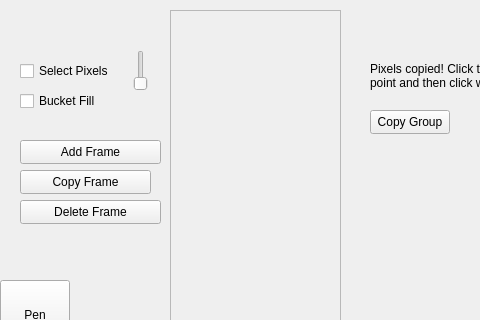
Above: spriteeditor.ui from 25hlarsen4/Sprite-Editor before the change; both pictures show x 0 to 480 and y 0 to 320 of the 800 by 600 pixel window. Below: the same form after it.
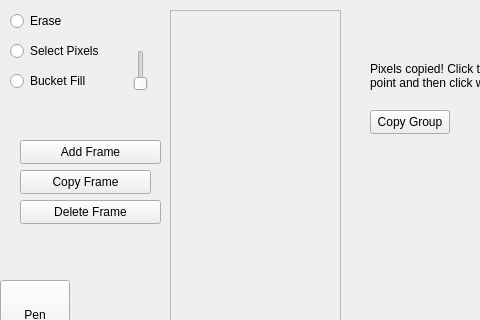
That is the form after the change. Custom widgets are drawn as their Qt base class.

Commit message: Switched from check boxes to radio buttons.

Patch:
```diff
--- a/spriteeditor.ui
+++ b/spriteeditor.ui
@@ -145,19 +145,6 @@
      <string>Copy Group</string>
     </property>
    </widget>
-   <widget class="QCheckBox" name="groupSelectCheckBox">
-    <property name="geometry">
-     <rect>
-      <x>20</x>
-      <y>60</y>
-      <width>91</width>
-      <height>22</height>
-     </rect>
-    </property>
-    <property name="text">
-     <string>Select Pixels</string>
-    </property>
-   </widget>
    <widget class="QLabel" name="cpInstructionsLabel">
     <property name="geometry">
      <rect>
@@ -174,19 +161,6 @@
      <bool>true</bool>
     </property>
    </widget>
-   <widget class="QCheckBox" name="bucketFillBox">
-    <property name="geometry">
-     <rect>
-      <x>20</x>
-      <y>90</y>
-      <width>77</width>
-      <height>22</height>
-     </rect>
-    </property>
-    <property name="text">
-     <string>Bucket Fill</string>
-    </property>
-   </widget>
    <widget class="QPushButton" name="addFrameButton">
     <property name="geometry">
      <rect>
@@ -239,6 +213,45 @@
      <enum>Qt::Vertical</enum>
     </property>
    </widget>
+   <widget class="QRadioButton" name="eraseButton">
+    <property name="geometry">
+     <rect>
+      <x>10</x>
+      <y>10</y>
+      <width>91</width>
+      <height>22</height>
+     </rect>
+    </property>
+    <property name="text">
+     <string>Erase</string>
+    </property>
+   </widget>
+   <widget class="QRadioButton" name="groupSelectButton">
+    <property name="geometry">
+     <rect>
+      <x>10</x>
+      <y>40</y>
+      <width>91</width>
+      <height>22</height>
+     </rect>
+    </property>
+    <property name="text">
+     <string>Select Pixels</string>
+    </property>
+   </widget>
+   <widget class="QRadioButton" name="bucketFillButton">
+    <property name="geometry">
+     <rect>
+      <x>10</x>
+      <y>70</y>
+      <width>91</width>
+      <height>22</height>
+     </rect>
+    </property>
+    <property name="text">
+     <string>Bucket Fill</string>
+    </property>
+   </widget>
   </widget>
   <widget class="QMenuBar" name="menubar">
    <property name="geometry">
```
Left out of the diff: 2 changed lines with no effect on the pictures.
